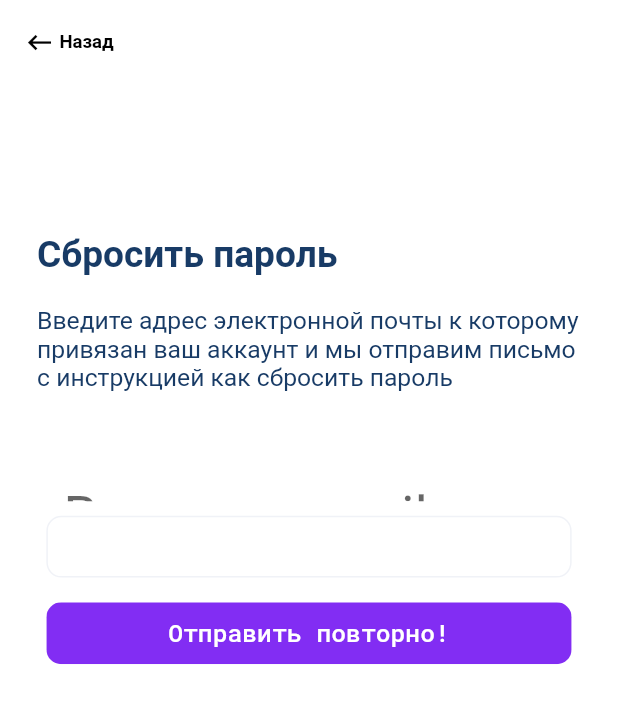
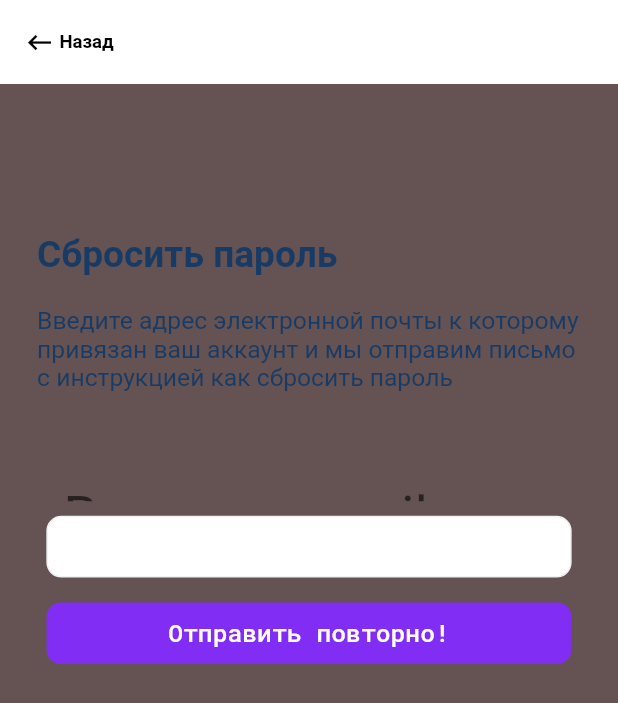
Before and after one commit to i-b8o/wb_assistant, a Flutter app: the SignInPage screen opened directly, after a tap on "Восстановление пароля", on a phone screen of 412 x 824 dp. Shown: the top 703 px of the screen. Run offline on Flutter 3.47's test engine with Material 2 defaults, Android fonts, the phone set to English and light mode, and no system bars; our stand-ins replace get, get_storage, google_fonts; accounts and stored records are empty.

```diff
--- a/lib/controllers/local_storage_controller.dart
+++ b/lib/controllers/local_storage_controller.dart
@@ -8,7 +8,7 @@ import '../models/token.dart';
 
 class LocalStorageController extends GetxController {
   static var jwtInStorage = false.obs;
-  static var detailsInStorage = false.obs;
+  var detailsInStorage = false.obs;
   var credentialsInStorage = false.obs;
   static String jwtToken = "";
   LocalStorageController() {
--- a/lib/views/app/app.dart
+++ b/lib/views/app/app.dart
@@ -1,8 +1,10 @@
 import 'package:flutter/material.dart';
 import 'package:get/get.dart';
+import 'package:wb_assistant/controllers/all_controller_binding.dart';
 import 'package:wb_assistant/controllers/authentication_controller.dart';
 import 'package:wb_assistant/views/home/home.dart';
 import 'package:wb_assistant/views/password_recovery/password_recovery.dart';
+import 'package:wb_assistant/views/sign_in/sign_in.dart';
 
 import '../../controllers/local_storage_controller.dart';
 
@@ -13,18 +15,15 @@ class App extends StatelessWidget {
     Key? key,
   }) : super(key: key);
 
-  final AuthenticationController authenticationController =
-      Get.put(AuthenticationController());
-
   @override
   Widget build(BuildContext context) {
     return GetMaterialApp(
+      initialBinding: AllControllerBinding(),
       debugShowCheckedModeBanner: false,
-      home: PasswordRecoveryPage(),
-      // LocalStorageController.jwtInStorage.isTrue &&
-      //         LocalStorageController.detailsInStorage.isTrue
-      //     ? const Home()
-      //     : const WelcomePage(),
+      home: LocalStorageController.jwtInStorage.isTrue &&
+              Get.find<LocalStorageController>().detailsInStorage.isTrue
+          ? const Home()
+          : const WelcomePage(),
     );
   }
 }
--- a/lib/views/password_recovery/password_recovery.dart
+++ b/lib/views/password_recovery/password_recovery.dart
@@ -4,8 +4,6 @@ import 'package:google_fonts/google_fonts.dart';
 
 import '../../constants.dart';
 import '../../controllers/authentication_controller.dart';
-import '../components/rounded_input_field.dart';
-import '../sign_in/sign_in.dart';
 
 class PasswordRecoveryPage extends StatelessWidget {
   const PasswordRecoveryPage({Key? key}) : super(key: key);
@@ -15,7 +13,7 @@ class PasswordRecoveryPage extends StatelessWidget {
     Size size = MediaQuery.of(context).size;
     print("PasswordRecoveryPage");
     return Scaffold(
-      backgroundColor: Colors.white,
+      backgroundColor: Color.fromARGB(255, 101, 82, 82),
       resizeToAvoidBottomInset: false,
       appBar: AppBar(
         automaticallyImplyLeading: false,
@@ -23,7 +21,7 @@ class PasswordRecoveryPage extends StatelessWidget {
         backgroundColor: Colors.white,
         centerTitle: false,
         title: GestureDetector(
-          onTap: () => Get.to(() => const SignInPage()),
+          onTap: () => Get.back(),
           child: Row(children: [
             Icon(
               Icons.keyboard_backspace,
@@ -78,8 +76,7 @@ class PasswordRecoveryPage extends StatelessWidget {
               ),
             ],
           ),
-          GetBuilder<AuthenticationController>(builder: (controller) {
-            return Column(
+          Column(
             children: [
               Container(
                 alignment: Alignment.center,
@@ -98,7 +95,7 @@ class PasswordRecoveryPage extends StatelessWidget {
                   child: TextField(
                     keyboardType: TextInputType.emailAddress,
                     onChanged: (value) {
-                        controller.email = value;
+                      Get.find<AuthenticationController>().email = value;
                     },
                     textAlignVertical: TextAlignVertical.center,
                     decoration: InputDecoration(
@@ -133,8 +130,7 @@ class PasswordRecoveryPage extends StatelessWidget {
                 ),
               ),
             ],
-            );
-          }),
+          ),
           SizedBox(
             height: size.height * 0.03,
           ),
--- a/lib/views/sign_in/sign_in.dart
+++ b/lib/views/sign_in/sign_in.dart
@@ -18,20 +18,14 @@ class SignInPage extends StatelessWidget {
     return Scaffold(
       resizeToAvoidBottomInset: false,
       backgroundColor: Constants.bgColor,
-      body: GetBuilder<AuthenticationController>(
-        init: AuthenticationController(),
-        initState: (_) {},
-        builder: (controller) {
-          return SizedBox(
-              width: double.infinity,
-              height: size.height,
-              child: ResponsiveWidget(
-                portrait: SignInPortrait(controller: controller),
-                thickPortrait: SignInThickPortrait(controller: controller),
-                landscape: SignInLandscape(controller: controller),
-              ));
-        },
-      ),
+      body: SizedBox(
+          width: double.infinity,
+          height: size.height,
+          child: ResponsiveWidget(
+            portrait: SignInPortrait(),
+            thickPortrait: SignInThickPortrait(),
+            landscape: SignInLandscape(),
+          )),
     );
   }
 }
```
Also changed, not shown: lib/controllers/all_controller_binding.dart (added, +16 -0 lines), lib/views/confirm/confirm_email_portrait.dart (+3 -6 lines), lib/views/confirm/confirm_email_thick_portrait.dart (+3 -6 lines), lib/views/home/home.dart (+1 -6 lines), lib/views/sign_in/sign_in_landscape.dart (+4 -5 lines), lib/views/sign_in/sign_in_portrait.dart (+7 -5 lines), lib/views/sign_in/sign_in_thick_portrait.dart (+8 -6 lines), lib/views/sign_up/sign_up_components/sign_up_thick_portrait_fields_and_btn.dart (+7 -10 lines), lib/views/sign_up/sign_up_large.dart (+11 -6 lines), lib/views/sign_up/sign_up_page.dart (+6 -20 lines), lib/views/sign_up/sign_up_portrait.dart (+14 -6 lines), lib/views/sign_up/sign_up_thick_portrait.dart (+4 -3 lines). Lines whose indentation alone changed are shown as unchanged.
